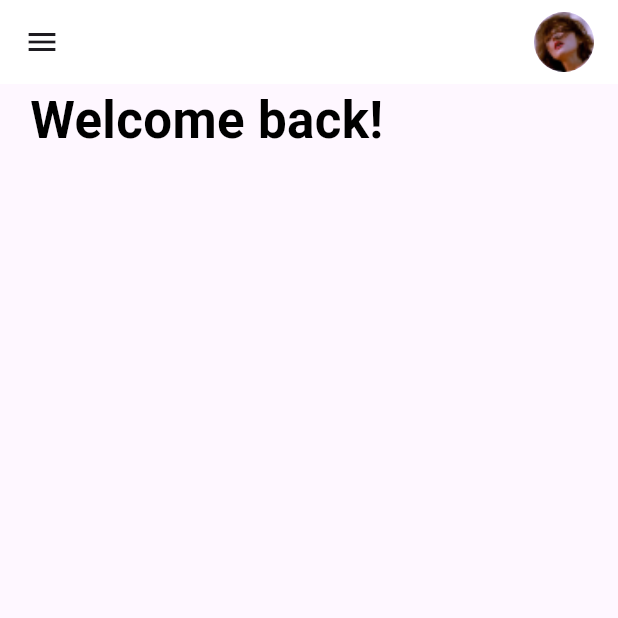
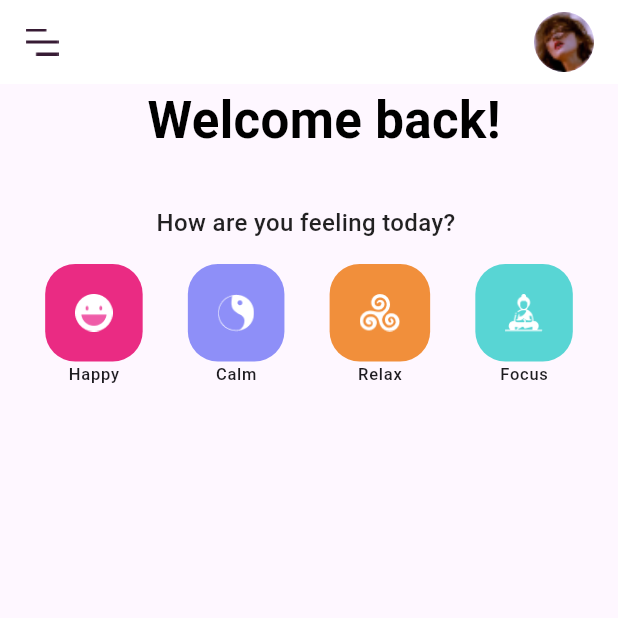
Before and after one commit to dwaipayan7/meditationapp, a Flutter app: the MeditationScreen screen opened directly, on a phone screen of 412 x 824 dp, the top half of it. Run offline on Flutter 3.47's test engine with Material 3 defaults, Android fonts, the light colour scheme and no system bars; our stand-ins replace google_fonts.

Commit message:
update meditation_screen.dart

```diff
--- a/lib/feature/presentation/pages/meditation_screen.dart
+++ b/lib/feature/presentation/pages/meditation_screen.dart
@@ -1,4 +1,6 @@
 import 'package:flutter/material.dart';
+import 'package:meditationapp/core/theme.dart';
+import 'package:meditationapp/feature/presentation/wigets/feeling_button.dart';
 
 class MeditationScreen extends StatelessWidget {
   const MeditationScreen({super.key});
@@ -9,7 +11,7 @@
       appBar: AppBar(
         backgroundColor: Colors.white,
         elevation: 0,
-        leading: Icon(Icons.menu_sharp),
+        leading: Image.asset('assets/menu_burger.png'),
         actions: [
           CircleAvatar(
             backgroundImage: AssetImage('assets/profile.png'),
@@ -26,6 +28,20 @@
                 color: Colors.black, fontSize: 34, fontWeight: FontWeight.bold
               ),
               ),
+            ),
+            SizedBox(height: 32,),
+            Text("How are you feeling today? ", style: TextStyle(
+              color: Colors.black87, fontWeight: FontWeight.w500, fontSize: 16
+            ),),
+            SizedBox(height: 16,),
+            Row(
+              mainAxisAlignment: MainAxisAlignment.spaceEvenly,
+              children: [
+                FeelingButton(label: "Happy", image: 'assets/happy.png', color: DefaultColors.pink),
+                FeelingButton(label: "Calm", image: 'assets/calm.png', color: DefaultColors.purple),
+                FeelingButton(label: "Relax", image: 'assets/relax.png', color: DefaultColors.orange),
+                FeelingButton(label: "Focus", image: 'assets/focus.png', color: DefaultColors.lightteal),
+              ],
             )
           ],
         ),
--- /dev/null
+++ b/lib/feature/presentation/wigets/feeling_button.dart
@@ -0,0 +1,26 @@
+import 'package:flutter/material.dart';
+
+class FeelingButton extends StatelessWidget {
+
+  final String label;
+  final String image;
+  final Color color;
+  const FeelingButton({super.key, required this.label, required this.image, required this.color});
+
+  @override
+  Widget build(BuildContext context) {
+    return Column(
+      children: [
+        Container(
+          padding: EdgeInsets.all(20),
+          decoration: BoxDecoration(
+            borderRadius: BorderRadius.circular(20),
+            color: color
+          ),
+          child: Image.asset(image, height: 25,),
+        ),
+        Text(label, style: Theme.of(context).textTheme.labelSmall,)
+      ],
+    );
+  }
+}
```
